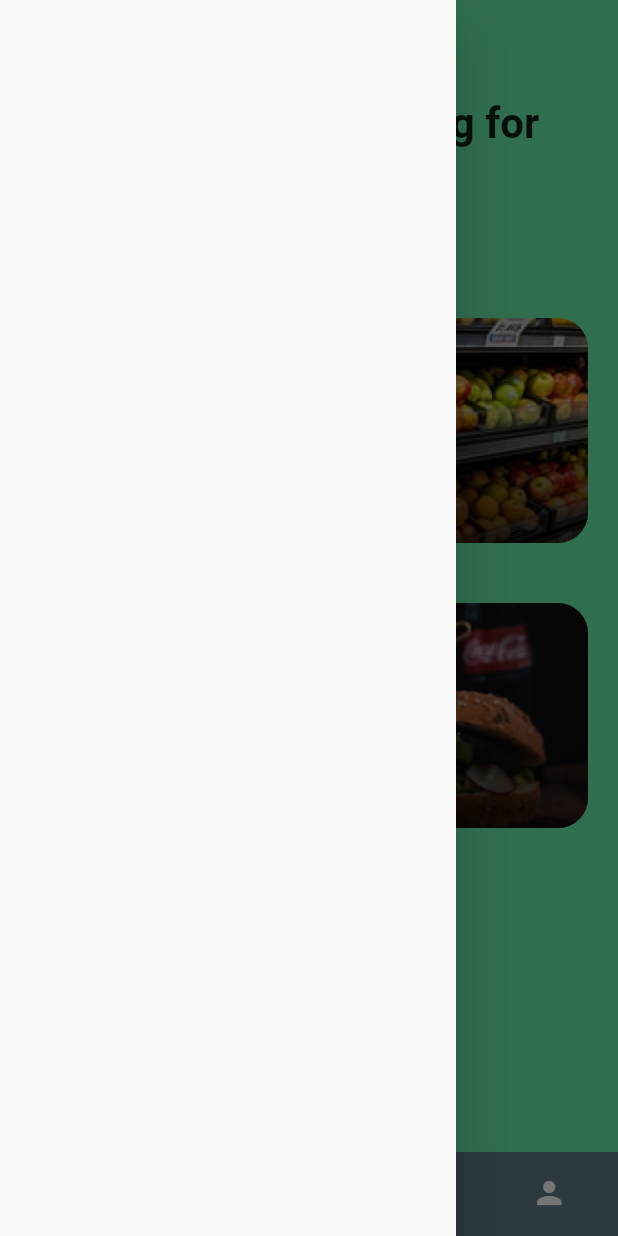
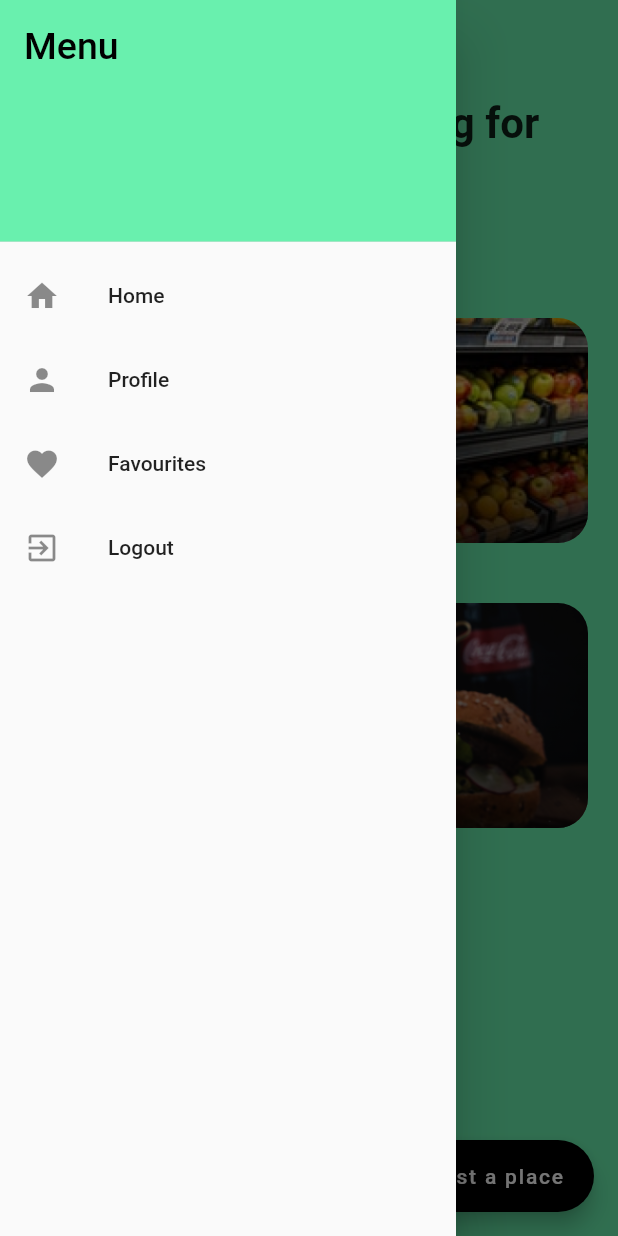
Before and after one commit to Fiffy-dot/mini-project-1, a Flutter app: the Home screen opened directly, with the side drawer open, on a phone screen of 412 x 824 dp. Run offline on Flutter 3.47's test engine with Material 2 defaults, Android fonts, the phone set to English and light mode, and no system bars.

Commit message:
Added menu

```diff
--- a/mpd/lib/home.dart
+++ b/mpd/lib/home.dart
@@ -4,6 +4,7 @@ import 'package:flutter/material.dart';
 import 'package:mpd/models/category.dart';
 import 'package:mpd/shopCategories.dart';
 import 'package:mpd/suggestplace.dart';
+import 'package:mpd/widgets/sidemenu.dart';
 
 import 'helpers/utils.dart';
 
@@ -13,29 +14,36 @@ class Home extends StatelessWidget {
   Widget build(BuildContext context) {
     return Scaffold(
         backgroundColor: Colors.greenAccent,
-        bottomNavigationBar: BottomNavigationBar(
-          elevation: 1,
-          items: const <BottomNavigationBarItem>[
-            BottomNavigationBarItem(
-              icon: Icon(Icons.home),
-              label: 'Homepage',
-              backgroundColor: Colors.blueGrey,
-            ),
-            BottomNavigationBarItem(
-              icon: Icon(Icons.favorite),
-              label: 'Likes',
-            ),
-            BottomNavigationBarItem(
-              icon: Icon(Icons.add),
-              label: 'New Sugg.',
-            ),
-            BottomNavigationBarItem(
-              icon: Icon(Icons.person),
-              label: 'Profile',
-            ),
-          ],
-        ),
-        drawer: Drawer(),
+        floatingActionButton: FloatingActionButton.extended(
+            backgroundColor: Colors.black,
+            label: Text('Suggest a place'),
+            onPressed: () {
+              Navigator.push(context,
+                  MaterialPageRoute(builder: (context) => SuggestPlacePage()));
+            }),
+        // bottomNavigationBar: BottomNavigationBar(
+        //   elevation: 1,
+        //   items: const <BottomNavigationBarItem>[
+        //     BottomNavigationBarItem(
+        //       icon: Icon(Icons.home),
+        //       label: 'Homepage',
+        //       backgroundColor: Colors.blueGrey,
+        //     ),
+        //     BottomNavigationBarItem(
+        //       icon: Icon(Icons.favorite),
+        //       label: 'Likes',
+        //     ),
+        //     BottomNavigationBarItem(
+        //       icon: Icon(Icons.add),
+        //       label: 'New Sugg.',
+        //     ),
+        //     BottomNavigationBarItem(
+        //       icon: Icon(Icons.person),
+        //       label: 'Profile',
+        //     ),
+        //   ],
+        // ),
+        drawer: MenuDrawer(),
         appBar: AppBar(
           elevation: 0,
           backgroundColor: Colors.greenAccent,
@@ -60,13 +68,11 @@ class Home extends StatelessWidget {
                   itemCount: categories.length,
                   itemBuilder: (BuildContext ctx, int index) {
                     return GestureDetector(
-                      onTap: (){
+                      onTap: () {
                         Navigator.push(
                             context,
                             MaterialPageRoute(
-                            builder: (context) => shopCategories()
-                          )
-                        );
+                                builder: (context) => shopCategories()));
                       },
                       child: Container(
                         margin: const EdgeInsets.all(20),
@@ -80,9 +86,7 @@ class Home extends StatelessWidget {
                                         'images/' +
                                             categories[index].imgName +
                                             '.png',
-                                          fit: BoxFit.cover)
-                                  )
-                              ),
+                                        fit: BoxFit.cover))),
                             Positioned(
                               bottom: 0,
                               left: 0,
@@ -124,28 +128,6 @@ class Home extends StatelessWidget {
                     );
                   },
                 ),
-              ),
-              MaterialButton(
-                  minWidth: 15,
-                  height: 40,
-                  onPressed: () {
-                    Navigator.push(context, MaterialPageRoute(builder : (context) => SuggestPlacePage()));
-                  },
-                  color: Colors.black,
-                  elevation: 0,
-                  shape: RoundedRectangleBorder(
-                      borderRadius: BorderRadius.circular(50)
-                  ),
-                  child: Text(
-                      "Suggest a place", style: TextStyle(
-                    fontWeight: FontWeight.bold,
-                    fontSize: 18,
-                    color: Colors.white,
-                  )
-                  )
-
-
-
               )
             ],
           ),
--- a/mpd/lib/login.dart
+++ b/mpd/lib/login.dart
@@ -5,6 +5,7 @@ import 'dart:ui';
 import 'package:flutter/material.dart';
 import 'package:mpd/suggestplace.dart';
 import 'package:mpd/home.dart';
+import 'package:mpd/widgets/sidemenu.dart';
 
 class LoginPage extends StatelessWidget {
   @override
@@ -12,6 +13,7 @@ class LoginPage extends StatelessWidget {
     return Scaffold(
         resizeToAvoidBottomInset: false,
         backgroundColor: Colors.greenAccent,
+        drawer: MenuDrawer(),
         appBar: AppBar(
           elevation: 0,
           backgroundColor: Colors.greenAccent,
--- a/mpd/lib/main.dart
+++ b/mpd/lib/main.dart
@@ -3,6 +3,7 @@
 import 'package:flutter/material.dart';
 import 'package:mpd/login.dart';
 import 'package:mpd/signup.dart';
+import 'package:mpd/widgets/sidemenu.dart';
 
 void main() {
   runApp(MaterialApp(
@@ -18,6 +19,7 @@ class HomePage extends StatelessWidget {
   Widget build(BuildContext context) {
     return Scaffold(
       backgroundColor: Colors.greenAccent,
+      drawer: MenuDrawer(),
       body:SafeArea(
         child: Container(
           width: double.infinity,
--- a/mpd/lib/signup.dart
+++ b/mpd/lib/signup.dart
@@ -4,6 +4,7 @@ import 'dart:ui';
 
 import 'package:flutter/material.dart';
 import 'package:mpd/home.dart';
+import 'package:mpd/widgets/sidemenu.dart';
 
 class SignUpPage extends StatelessWidget {
 
@@ -12,6 +13,7 @@ class SignUpPage extends StatelessWidget {
     return Scaffold(
       resizeToAvoidBottomInset: false,
       backgroundColor: Colors.greenAccent,
+      drawer: MenuDrawer(),
       appBar: AppBar(
         elevation: 0,
         backgroundColor: Colors.greenAccent,
--- a/mpd/lib/suggestplace.dart
+++ b/mpd/lib/suggestplace.dart
@@ -5,6 +5,7 @@ import 'dart:ui';
 import 'package:flutter/cupertino.dart';
 import 'package:flutter/material.dart';
 import 'package:mpd/suggestionplaced.dart';
+import 'package:mpd/widgets/sidemenu.dart';
 
 class SuggestPlacePage extends StatelessWidget {
   const SuggestPlacePage({Key? key}) : super(key: key);
@@ -13,6 +14,7 @@ class SuggestPlacePage extends StatelessWidget {
     return Scaffold(
         resizeToAvoidBottomInset: false,
         backgroundColor: Colors.greenAccent,
+        drawer: MenuDrawer(),
         appBar: AppBar(
           elevation: 0,
           backgroundColor: Colors.greenAccent,
--- /dev/null
+++ b/mpd/lib/widgets/sidemenu.dart
@@ -0,0 +1,57 @@
+import 'package:flutter/material.dart';
+import 'package:mpd/login.dart';
+
+import '../home.dart';
+import '../main.dart';
+
+class MenuDrawer extends StatelessWidget {
+  const MenuDrawer({Key? key}) : super(key: key);
+
+  @override
+  Widget build(BuildContext context) {
+    return Drawer(
+      child: ListView(
+        padding: EdgeInsets.zero,
+        children: <Widget>[
+          DrawerHeader(
+            child: Text(
+              'Menu',
+              style: TextStyle(color: Colors.black, fontSize: 25),
+            ),
+            decoration: BoxDecoration(color: Colors.greenAccent),
+            // )
+          ),
+          ListTile(
+            leading: Icon(Icons.home),
+            title: Text('Home'),
+            onTap: () => {
+             Navigator.push(context, MaterialPageRoute(builder : (context) => Home()))
+            },
+          ),
+          ListTile(
+            leading: Icon(Icons.person),
+            title: Text('Profile'),
+            onTap: () => {},
+          ),
+          ListTile(
+            leading: Icon(Icons.favorite),
+            title: Text('Favourites'),
+            onTap: () => {Navigator.of(context).pop()},
+          ),
+          // ListTile(
+          //   leading: Icon(Icons.border_color),
+          //   title: Text('Feedback'),
+          //   onTap: () => {Navigator.of(context).pop()},
+          // ),
+          ListTile(
+            leading: Icon(Icons.exit_to_app),
+            title: Text('Logout'),
+            onTap: () => {
+              Navigator.push(context, MaterialPageRoute(builder : (context) => LoginPage()))
+            },
+          ),
+        ],
+      ),
+    );
+  }
+}
```
Also changed, not shown: mpd/lib/horebuSupermarket.dart (+25 -23 lines), mpd/lib/shopCategories.dart (+24 -23 lines), mpd/lib/supermarketsPage.dart (+24 -22 lines). Lines whose indentation alone changed are shown as unchanged.
